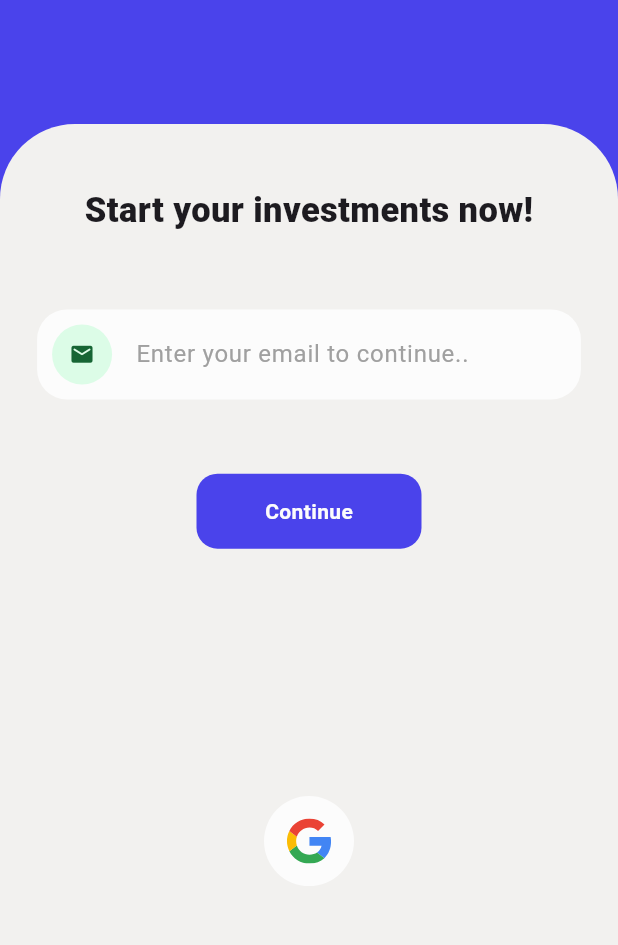
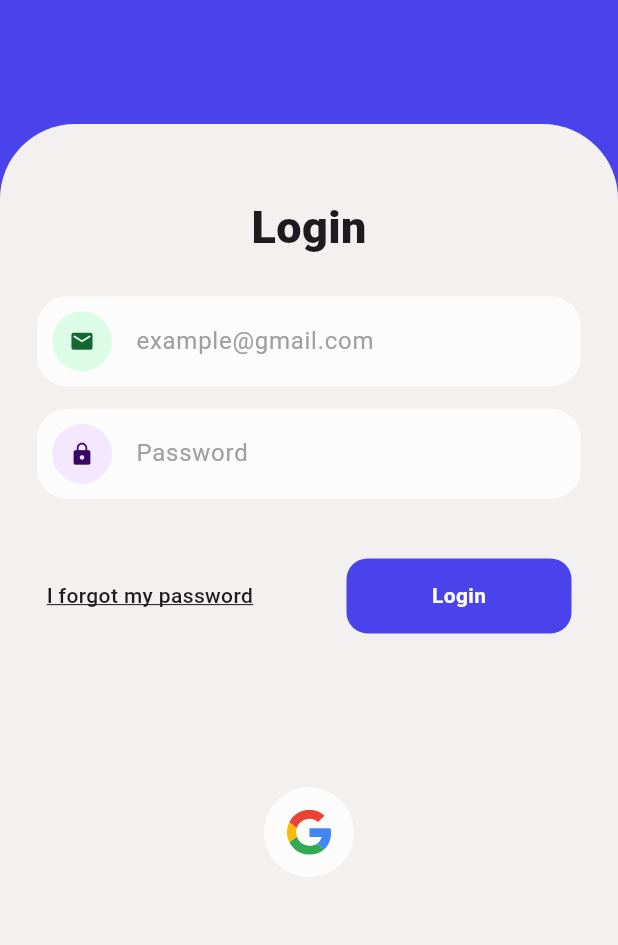
Before and after one commit to HessahOfficial/7essa-mobile-app, a Flutter app: the screen it shows after launch, after a tap on "Skip", after a tap on "Continue", on a phone screen of 412 x 824 dp, the part 288-1233 px from its top. Run offline on Flutter 3.47's test engine with Material 3 defaults, Android fonts, the phone set to English and light mode, and no system bars; our stand-ins replace flutter_svg, get.

Commit message:
create login screen

```diff
--- a/lib/constants/app_colors.dart
+++ b/lib/constants/app_colors.dart
@@ -8,4 +8,6 @@ class AppColors {
   static const Color white2 = Color(0xFFFCFCFC);
   static const Color green800 = Color(0xFF166534);
   static const Color green100 = Color(0xFFDCFCE7);
+  static const Color purple950 = Color(0xFF3B0764);
+  static const Color purple100 = Color(0xFFF3E8FF);
 }
--- a/lib/screens/email_screen.dart
+++ b/lib/screens/email_screen.dart
@@ -2,6 +2,7 @@ import "package:flutter/material.dart";
 import "package:flutter_svg/flutter_svg.dart";
 import "package:get/get.dart";
 import "package:hessa/constants/app_colors.dart";
+import "package:hessa/screens/login-screen.dart";
 import "package:hessa/widgets/custom_button.dart";
 import "package:hessa/widgets/custom_circular_button.dart";
 import "package:hessa/widgets/custom_text_field.dart";
@@ -83,7 +84,7 @@ class _EmailScreenState extends State<EmailScreen> {
                            height: 50,
                            text: "Continue",
                            onTap: () {
-                             print("email: ${emailAddressController.text}");
+                             Get.to(LoginScreen());
                            }
                          ),
                        ],
--- /dev/null
+++ b/lib/screens/login-screen.dart
@@ -0,0 +1,143 @@
+import 'package:flutter/material.dart';
+import 'package:flutter_svg/svg.dart';
+
+import '../constants/app_colors.dart';
+import '../widgets/custom_button.dart';
+import '../widgets/custom_circular_button.dart';
+import '../widgets/custom_text_field.dart';
+
+class LoginScreen extends StatefulWidget {
+  const LoginScreen({super.key});
+
+  @override
+  State<LoginScreen> createState() => _LoginScreenState();
+}
+
+class _LoginScreenState extends State<LoginScreen> {
+  @override
+  Widget build(BuildContext context) {
+
+    double screenWidth = MediaQuery.of(context).size.width;
+    double screenHeight = MediaQuery.of(context).size.height;
+
+    TextEditingController emailAddressController = TextEditingController();
+    TextEditingController passwordController = TextEditingController();
+
+    return MaterialApp(
+      debugShowCheckedModeBanner: false,
+      home: Scaffold(
+          resizeToAvoidBottomInset: false,
+          backgroundColor: AppColors.secondary,
+          body: Expanded(
+            child: Column(
+              crossAxisAlignment: CrossAxisAlignment.center,
+              mainAxisAlignment: MainAxisAlignment.center,
+              children: [
+                Expanded(
+                  flex: 1,
+                  child: Padding(padding: EdgeInsets.symmetric(vertical: screenHeight * 0.1),
+                    child: Row(
+                      mainAxisAlignment: MainAxisAlignment.center,
+                      children: [
+                        SvgPicture.asset("assets/images/Logo-white.svg"),
+                      ],
+                    )
+                  )
+                ),
+                Expanded(
+                  flex: 2,
+                  child: Container(
+                    width: screenWidth,
+                    decoration: BoxDecoration(
+                      color: AppColors.white1,
+                      borderRadius: BorderRadius.only(topLeft: Radius.circular(50), topRight: Radius.circular(50)),
+                    ),
+                    child: Column(
+                      mainAxisAlignment: MainAxisAlignment.spaceAround,
+                      crossAxisAlignment: CrossAxisAlignment.center,
+                      children: [
+                        Padding(
+                          padding: EdgeInsets.only(bottom: screenHeight * 0.01),
+                          child: Column(
+                            mainAxisAlignment: MainAxisAlignment.spaceEvenly,
+                            crossAxisAlignment: CrossAxisAlignment.center,
+                            children: [
+                              Text("Login", style: TextStyle(
+                                  fontWeight: FontWeight.w900,
+                                  fontSize: 30
+                              ),),
+                              //
+                              Padding(
+                                padding: EdgeInsets.symmetric(
+                                  vertical: screenHeight * 0.03,
+                                ),
+                                child: Container(
+                                  // color: AppColors.white2,
+                                  child: Column(
+                                    children: [
+                                      customTextField(
+                                          controller: emailAddressController,
+                                          icon: Icons.email_rounded,
+                                          iconColor: AppColors.green800,
+                                          inputColor: AppColors.white2,
+                                          iconBackgroundColor: AppColors.green100,
+                                          placeholder: "example@gmail.com",
+                                          screenWidth: screenWidth,
+                                          type: TextInputType.emailAddress
+                                      ),
+                                      SizedBox(height: 15,),
+                                      customTextField(
+                                          controller: passwordController,
+                                          icon: Icons.lock,
+                                          iconColor: AppColors.purple950,
+                                          inputColor: AppColors.white2,
+                                          iconBackgroundColor: AppColors.purple100,
+                                          placeholder: "Password",
+                                          screenWidth: screenWidth,
+                                          type: TextInputType.text,
+                                          obscure: true
+                                      ),
+                                      SizedBox(height: 15,),
+                                    ],
+                                  ),
+                                ),
+                              ),
+
+                              Container(
+                                width: 350,
+                                child: Row(
+                                  mainAxisAlignment: MainAxisAlignment.spaceBetween,
+                                  children: [
+                                    Text("I forgot my password", style: TextStyle(
+                                      fontWeight: FontWeight.w500,
+                                      decoration: TextDecoration.underline
+                                    ),),
+
+                                    customButton(
+                                      width: 150,
+                                      height: 50,
+                                      text: "Login",
+                                      onTap: () {}
+                                    ),
+                                  ],
+                                )
+                              ),
+
+                            ],
+                          ),
+                        ),
+
+                        customCircularButton(
+                            child: SvgPicture.asset("assets/images/google.svg", width: 30, height: 30,)
+                        )
+
+                      ],
+                    ),
+                  ))
+              ],
+            ),
+          )
+      ),
+    );
+  }
+}
--- a/lib/widgets/custom_text_field.dart
+++ b/lib/widgets/custom_text_field.dart
@@ -12,6 +12,7 @@ Widget customTextField({
   double? height,
   double? borderRadius,
   TextInputType? type,
+  bool? obscure,
 }) {
   return Container(
     margin: EdgeInsets.symmetric(horizontal: screenWidth * 0.06),
@@ -37,6 +38,7 @@ Widget customTextField({
         SizedBox(
           width: screenWidth * 0.7,
           child: TextFormField(
+            obscureText: obscure?? false,
             controller: controller,
             keyboardType: TextInputType.text,
             decoration: InputDecoration(
```
